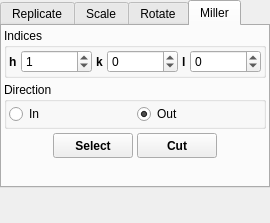
The window that src/gui/celltransform.ui (trisyoungs/aten) describes before a commit, drawn with Qt 5.
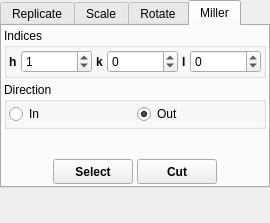
The same window after the commit. The open tabs and pages were chosen to show the change. Icons and pictures are not drawn.

What changed in the file:
```diff
--- a/src/gui/celltransform.ui
+++ b/src/gui/celltransform.ui
@@ -1085,6 +1085,19 @@
           </layout>
          </widget>
         </item>
+        <item>
+         <spacer>
+          <property name="orientation">
+           <enum>Qt::Vertical</enum>
+          </property>
+          <property name="sizeHint" stdset="0">
+           <size>
+            <width>20</width>
+            <height>0</height>
+           </size>
+          </property>
+         </spacer>
+        </item>
         <item>
          <layout class="QHBoxLayout" name="_17">
           <property name="spacing">
@@ -1165,19 +1178,6 @@
           </item>
          </layout>
         </item>
-        <item>
-         <spacer>
-          <property name="orientation">
-           <enum>Qt::Vertical</enum>
-          </property>
-          <property name="sizeHint" stdset="0">
-           <size>
-            <width>20</width>
-            <height>0</height>
-           </size>
-          </property>
-         </spacer>
-        </item>
        </layout>
       </widget>
      </widget>
```
Left out of the diff: 30 changed lines with no effect on the pictures.
